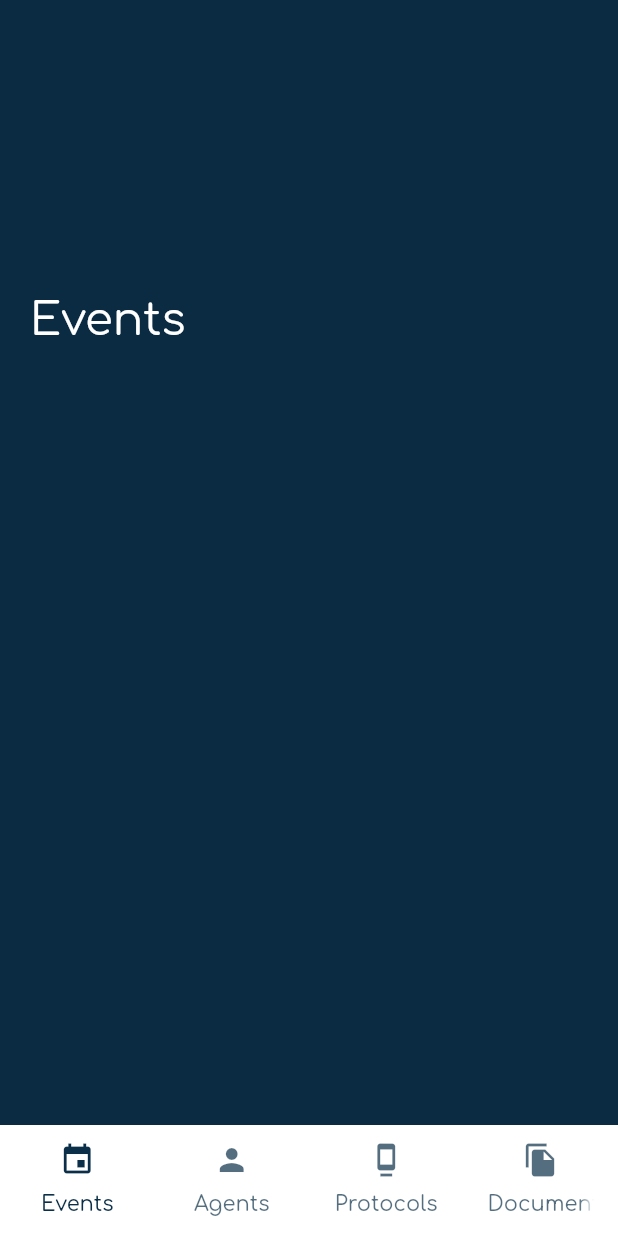
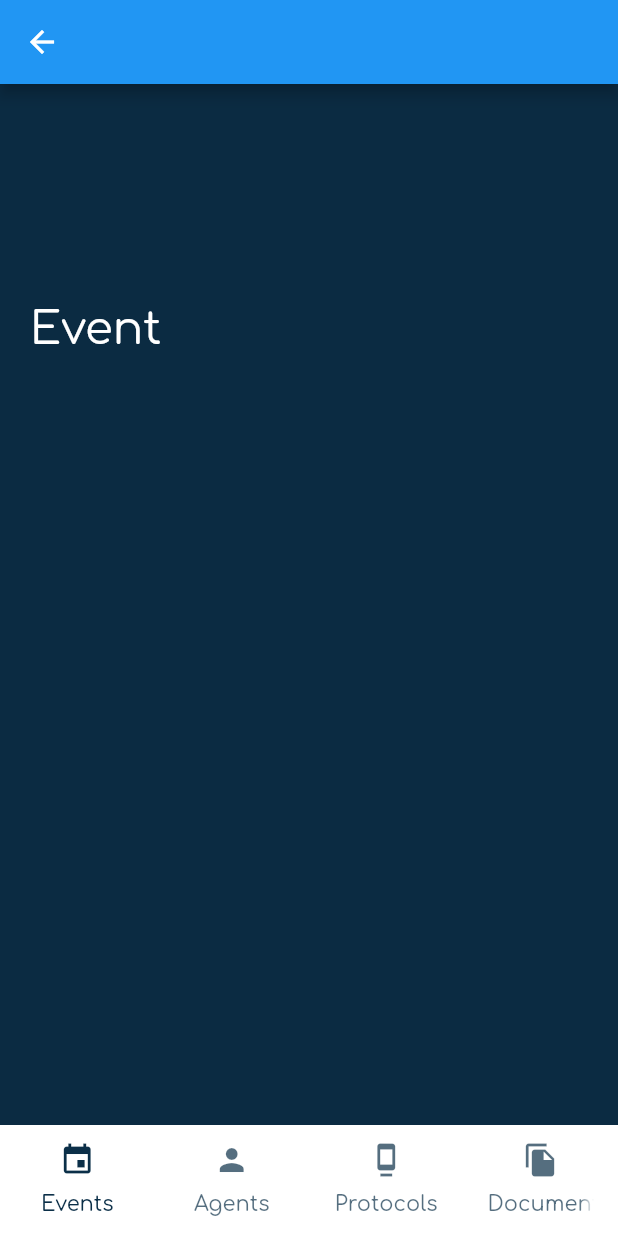
Before and after one commit to CavasCallahan/Made, a Flutter app: the MainScreen screen opened directly, on a phone screen of 412 x 824 dp. Run offline on Flutter 3.47's test engine with Material 2 defaults, Android fonts, the phone set to English and light mode, and no system bars.

Commit message:
Removes the EventScreen and create a ModelView that allow to use it for more views

```diff
--- a/lib/Screens/Main/main.dart
+++ b/lib/Screens/Main/main.dart
@@ -1,7 +1,7 @@
 import 'package:flutter/material.dart';
 import 'package:flutter/widgets.dart';
 import 'package:made/GlobalVars.dart';
-import 'package:made/Screens/Event/main.dart';
+import 'package:made/Screens/ModelView/main.dart';
 
 class MainScreen extends StatelessWidget {
   @override
@@ -44,16 +44,24 @@ class MainScreen extends StatelessWidget {
           ),
           body: TabBarView(children: [
             Center(
-              child: EventScreen(),
+              child: ModelScreen(
+                title: "Event",
+              ),
             ),
             Center(
-              child: Text("Agents"),
+              child: ModelScreen(
+                title: "Agent",
+              ),
             ),
             Center(
-              child: Text("Protocols"),
+              child: ModelScreen(
+                title: "Protocols",
+              ),
             ),
             Center(
-              child: Text("Documents"),
+              child: ModelScreen(
+                title: "Documents",
+              ),
             )
           ]),
         ),
--- a/lib/Screens/Event/main.dart
+++ b/lib/Screens/ModelView/main.dart
@@ -1,39 +1,35 @@
 import 'package:flutter/material.dart';
 import 'package:made/GlobalVars.dart';
 
-class EventScreen extends StatefulWidget {
-  @override
-  _EventScreenState createState() => _EventScreenState();
-}
+class ModelScreen extends StatelessWidget {
+  final String title;
 
-class _EventScreenState extends State<EventScreen> {
+  ModelScreen({
+    @required this.title,
+  });
+
   @override
   Widget build(BuildContext context) {
-    return Center(
-      child: Column(
+    return Scaffold(
+      backgroundColor: darkPrimaryColor,
+      appBar: AppBar(),
+      body: Column(
         children: [
           Container(
-            color: darkPrimaryColor,
-            height: 250,
-            child: Row(
-              children: [
-                Align(
+              height: 200,
+              child: Align(
                   alignment: Alignment.bottomLeft,
                   child: Padding(
                     padding: const EdgeInsets.all(20),
                     child: Text(
-                      "Events",
+                      title,
                       style: TextStyle(
                           fontSize: 30,
                           fontFamily: "Comfortaa",
                           fontWeight: FontWeight.normal,
                           color: whiteColor),
                     ),
-                  ),
-                )
-              ],
-            ),
-          ),
+                  )))
         ],
       ),
     );
--- a/lib/main.dart
+++ b/lib/main.dart
@@ -1,7 +1,6 @@
 import 'package:flutter/material.dart';
 import 'package:made/GlobalVars.dart';
-import 'package:made/Screens/Register/main.dart';
-//import 'package:made/Screens/Welcome/main.dart';
+import 'package:made/Screens/Welcome/main.dart';
 
 void main() {
   runApp(MyApp());
@@ -16,6 +15,6 @@ class MyApp extends StatelessWidget {
         title: 'M.D.E Security',
         theme:
             ThemeData(primaryColor: darkPrimaryColor, fontFamily: "Comfortaa"),
-        home: RegisterScreen());
+        home: WelcomeScreen());
   }
 }
```
Also changed, not shown: lib/Screens/DetailView/main.dart (added, +8 -0 lines), lib/Screens/Login/main.dart (+18 -1 lines).
